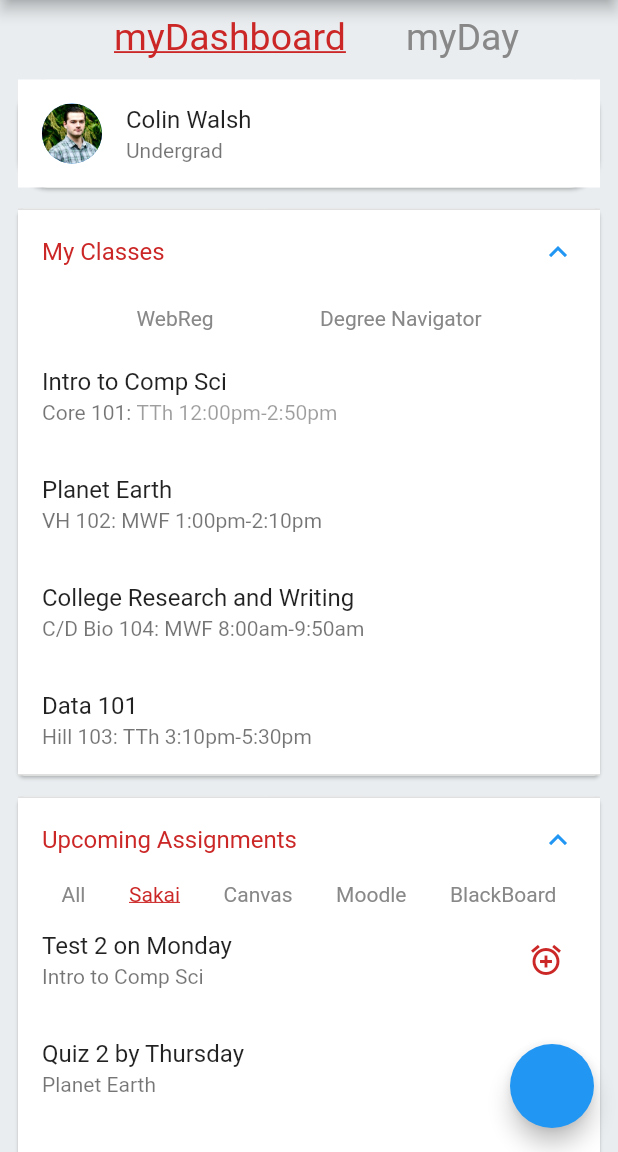
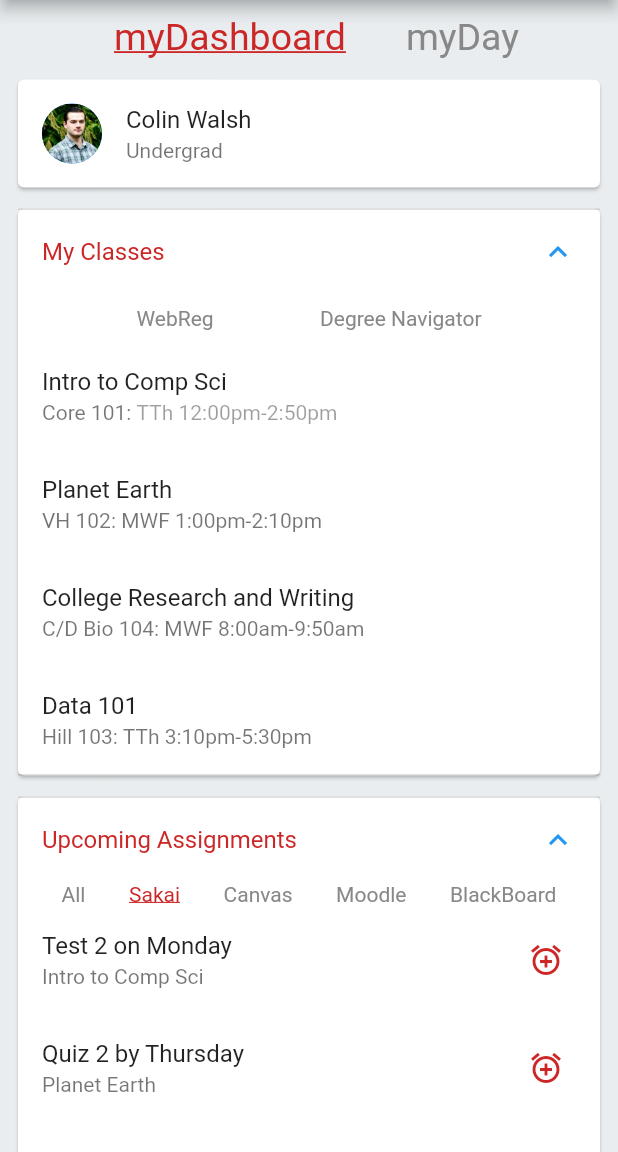
Before and after one commit to colinfwalsh/rutgers_flutter, a Flutter app: the screen it shows after launch, on a phone screen of 412 x 824 dp, the part 84-1236 px from its top. Run offline on Flutter 3.47's test engine with Material 2 defaults, Android fonts, the phone set to English and light mode, and no system bars; missing offline and left inert: flutter_webview_plugin.

Commit message:
Removed fab, next is navigation

```diff
--- a/lib/main.dart
+++ b/lib/main.dart
@@ -29,9 +29,6 @@ class MyApp extends StatelessWidget {
     final title = 'MyRutgers app';
     return MaterialApp(
       title: title,
-      theme: ThemeData(
-        primaryColor: const Color(0xffcc0033)
-      ),
       routes: {
         '/webView': (_) =>
             WebviewScaffold(
@@ -46,6 +43,7 @@ class MyApp extends StatelessWidget {
       home: Scaffold(
         appBar: AppBar(
           title: Text(title),
+          backgroundColor: const Color(0xffcc0033),
           actions: <Widget>[
             IconButton(
                 icon: Icon(Icons.settings, color: Colors.white)
@@ -55,7 +53,6 @@ class MyApp extends StatelessWidget {
             )
           ],
         ),
-        floatingActionButton: FloatingActionButton(onPressed: null),
         body: Container(
           color: const Color(0xffE9EDEF),
           child: ListView.builder(
@@ -86,9 +83,9 @@ class MyApp extends StatelessWidget {
                 return Container(
                     padding: EdgeInsets.only(left: 8.0, right: 8.0, bottom: 6.0, top: 10.0),
                     child: Card(
-                        shape: RoundedRectangleBorder(borderRadius: BorderRadius.circular(20.0)),
+                        //shape: RoundedRectangleBorder(borderRadius: BorderRadius.circular(8.0)),
                         child: Container(
-                            color: Colors.white,
+                          //color: Colors.white,
                             child: ListTile(
                               onTap: null,
                               leading: CircleAvatar(
@@ -105,8 +102,9 @@ class MyApp extends StatelessWidget {
                     padding: EdgeInsets.only(left: 8.0, right: 8.0, bottom: 6.0),
                     child: Card(
                       child: ExpansionTile(
-                          title: Text("Upcoming Assignments", style: TextStyle(color: const Color(0xffcc2727))),
-                          backgroundColor: Colors.white,
+                          title:
+                            Text("Upcoming Assignments",
+                              style: TextStyle(color: const Color(0xffcc2727))),
                           initiallyExpanded: true,
                           children: <Widget>[
                             ListView.builder(
@@ -173,7 +171,6 @@ class MyApp extends StatelessWidget {
                     child: Card(
                       child: ExpansionTile(
                           title: Text("My Classes", style: TextStyle(color: const Color(0xffcc2727))),
-                          backgroundColor: Colors.white,
                           initiallyExpanded: true,
                           children: <Widget>[
                             ListView.builder(
@@ -224,7 +221,6 @@ class MyApp extends StatelessWidget {
                         child: ExpansionTile(
                           title: Text("Dining Options", style: TextStyle(color: const Color(0xffcc2727))),
                           initiallyExpanded: true,
-                          backgroundColor: Colors.white,
                           children: <Widget>[
                             ListView.builder(
                                 shrinkWrap: true,
@@ -268,7 +264,6 @@ class MyApp extends StatelessWidget {
                         child: ExpansionTile(
                             title: Text("Favorited Bus Routes/Stops", style: TextStyle(color: const Color(0xffcc2727))),
                             initiallyExpanded: true,
-                            backgroundColor: Colors.white,
                             children: <Widget>[
                               ListView.builder(
                                   shrinkWrap: true,
```
Lines whose indentation alone changed are shown as unchanged.
